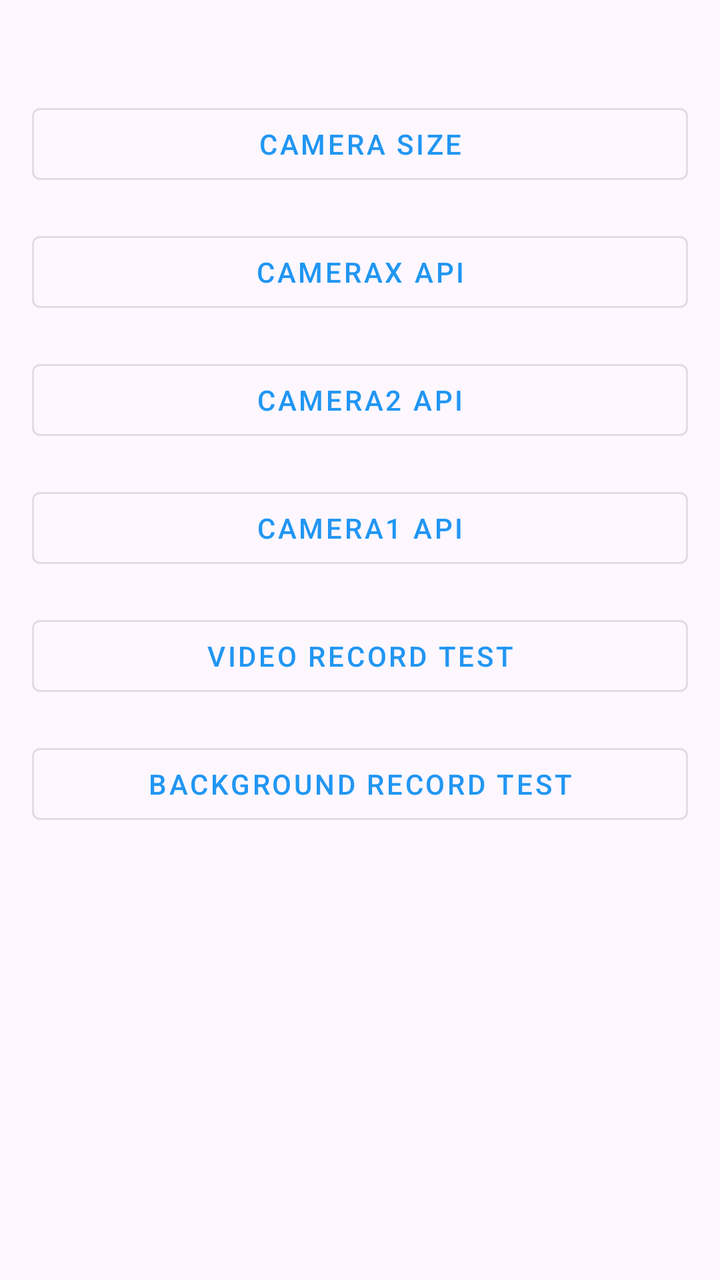
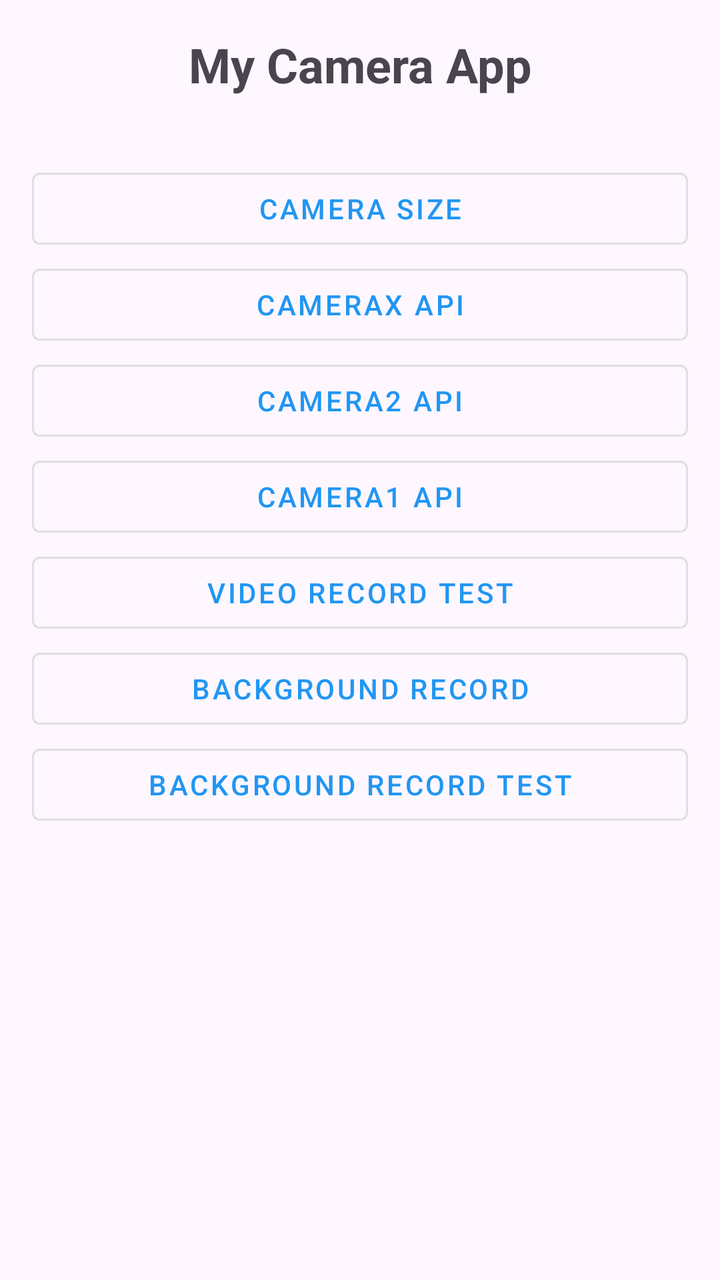

The first picture is an Android layout as it rendered before a commit; the second is the same layout after the commit. The layout source and the unified diff follow.
<!-- AndroidManifest.xml: application theme Theme.MyCamera -->
<!-- res/layout/act_main.xml -->
<?xml version="1.0" encoding="utf-8"?>
<androidx.constraintlayout.widget.ConstraintLayout xmlns:android="http://schemas.android.com/apk/res/android"
    xmlns:app="http://schemas.android.com/apk/res-auto"
    xmlns:tools="http://schemas.android.com/tools"
    android:id="@+id/main"
    android:layout_width="match_parent"
    android:layout_height="match_parent"
    tools:context=".MainAct"
    android:padding="16dp">

    <TextView
        android:visibility="gone"
        android:id="@+id/titleTextView"
        android:layout_width="wrap_content"
        android:layout_height="wrap_content"
        android:text="My Camera App"
        android:textSize="24sp"
        android:textStyle="bold"
        app:layout_constraintTop_toTopOf="parent"
        app:layout_constraintStart_toStartOf="parent"
        app:layout_constraintEnd_toEndOf="parent"
        android:layout_marginTop="32dp"/>

    <Button
        android:id="@+id/camera_size"
        android:layout_width="0dp"
        android:layout_height="wrap_content"
        android:text="Camera Size"
        app:layout_constraintTop_toBottomOf="@id/titleTextView"
        app:layout_constraintStart_toStartOf="parent"
        app:layout_constraintEnd_toEndOf="parent"
        android:layout_marginTop="32dp"
        style="@style/Widget.MaterialComponents.Button.OutlinedButton"/>

    <Button
        android:id="@+id/camera_x"
        android:layout_width="0dp"
        android:layout_height="wrap_content"
        android:text="CameraX API"
        app:layout_constraintTop_toBottomOf="@id/camera_size"
        app:layout_constraintStart_toStartOf="parent"
        app:layout_constraintEnd_toEndOf="parent"
        android:layout_marginTop="16dp"
        style="@style/Widget.MaterialComponents.Button.OutlinedButton"/>

    <Button
        android:id="@+id/camera2_api"
        android:layout_width="0dp"
        android:layout_height="wrap_content"
        android:text="Camera2 API"
        app:layout_constraintTop_toBottomOf="@id/camera_x"
        app:layout_constraintStart_toStartOf="parent"
        app:layout_constraintEnd_toEndOf="parent"
        android:layout_marginTop="16dp"
        style="@style/Widget.MaterialComponents.Button.OutlinedButton"/>

    <Button
        android:id="@+id/camera_api"
        android:layout_width="0dp"
        android:layout_height="wrap_content"
        android:text="Camera1 API"
        app:layout_constraintTop_toBottomOf="@id/camera2_api"
        app:layout_constraintStart_toStartOf="parent"
        app:layout_constraintEnd_toEndOf="parent"
        android:layout_marginTop="16dp"
        style="@style/Widget.MaterialComponents.Button.OutlinedButton"/>

    <Button
        android:id="@+id/video_record_button"
        android:layout_width="0dp"
        android:layout_height="wrap_content"
        android:text="Video Record Test"
        app:layout_constraintTop_toBottomOf="@id/camera_api"
        app:layout_constraintStart_toStartOf="parent"
        app:layout_constraintEnd_toEndOf="parent"
        android:layout_marginTop="16dp"
        style="@style/Widget.MaterialComponents.Button.OutlinedButton"/>

    <Button
        android:id="@+id/background_record"
        android:layout_width="0dp"
        android:layout_height="wrap_content"
        android:text="Background Record Test"
        app:layout_constraintTop_toBottomOf="@id/video_record_button"
        app:layout_constraintStart_toStartOf="parent"
        app:layout_constraintEnd_toEndOf="parent"
        android:layout_marginTop="16dp"
        style="@style/Widget.MaterialComponents.Button.OutlinedButton"/>

</androidx.constraintlayout.widget.ConstraintLayout>
<!-- resources referenced by this layout -->
<resources>
  <style name="Theme.MyCamera" parent="Base.Theme.MyCamera" />
  <style name="Base.Theme.MyCamera" parent="Theme.Material3.DayNight.NoActionBar">
          
          <item name="colorPrimary">@color/camera_primary</item>
          <item name="colorPrimaryDark">@color/camera_primary_dark</item>
          <item name="colorAccent">@color/camera_accent</item>
  
          
          <item name="android:windowFullscreen">true</item>
          <item name="android:windowContentOverlay">@null</item>
          <item name="android:windowTranslucentStatus">true</item>
          <item name="android:windowTranslucentNavigation">true</item>
  
          
          <item name="android:keepScreenOn">true</item>
      </style>
  <color name="camera_primary">#2196F3</color>
  <color name="camera_primary_dark">#1976D2</color>
  <color name="camera_accent">#FF4081</color>
</resources>

<!-- the commit's change to res/layout/act_main.xml (unified diff, before → after) -->
@@ -9,7 +9,6 @@
     android:padding="16dp">
 
     <TextView
-        android:visibility="gone"
         android:id="@+id/titleTextView"
         android:layout_width="wrap_content"
         android:layout_height="wrap_content"
@@ -18,8 +17,7 @@
         android:textStyle="bold"
         app:layout_constraintTop_toTopOf="parent"
         app:layout_constraintStart_toStartOf="parent"
-        app:layout_constraintEnd_toEndOf="parent"
-        android:layout_marginTop="32dp"/>
+        app:layout_constraintEnd_toEndOf="parent"/>
 
     <Button
         android:id="@+id/camera_size"
@@ -40,7 +38,6 @@
         app:layout_constraintTop_toBottomOf="@id/camera_size"
         app:layout_constraintStart_toStartOf="parent"
         app:layout_constraintEnd_toEndOf="parent"
-        android:layout_marginTop="16dp"
         style="@style/Widget.MaterialComponents.Button.OutlinedButton"/>
 
     <Button
@@ -51,7 +48,6 @@
         app:layout_constraintTop_toBottomOf="@id/camera_x"
         app:layout_constraintStart_toStartOf="parent"
         app:layout_constraintEnd_toEndOf="parent"
-        android:layout_marginTop="16dp"
         style="@style/Widget.MaterialComponents.Button.OutlinedButton"/>
 
     <Button
@@ -62,7 +58,6 @@
         app:layout_constraintTop_toBottomOf="@id/camera2_api"
         app:layout_constraintStart_toStartOf="parent"
         app:layout_constraintEnd_toEndOf="parent"
-        android:layout_marginTop="16dp"
         style="@style/Widget.MaterialComponents.Button.OutlinedButton"/>
 
     <Button
@@ -73,18 +68,28 @@
         app:layout_constraintTop_toBottomOf="@id/camera_api"
         app:layout_constraintStart_toStartOf="parent"
         app:layout_constraintEnd_toEndOf="parent"
-        android:layout_marginTop="16dp"
         style="@style/Widget.MaterialComponents.Button.OutlinedButton"/>
+
+
 
     <Button
         android:id="@+id/background_record"
         android:layout_width="0dp"
         android:layout_height="wrap_content"
-        android:text="Background Record Test"
+        android:text="Background Record"
         app:layout_constraintTop_toBottomOf="@id/video_record_button"
         app:layout_constraintStart_toStartOf="parent"
         app:layout_constraintEnd_toEndOf="parent"
-        android:layout_marginTop="16dp"
+        style="@style/Widget.MaterialComponents.Button.OutlinedButton"/>
+
+    <Button
+        android:id="@+id/background_record_test"
+        android:layout_width="0dp"
+        android:layout_height="wrap_content"
+        android:text="Background Record Test"
+        app:layout_constraintTop_toBottomOf="@id/background_record"
+        app:layout_constraintStart_toStartOf="parent"
+        app:layout_constraintEnd_toEndOf="parent"
         style="@style/Widget.MaterialComponents.Button.OutlinedButton"/>
 
 </androidx.constraintlayout.widget.ConstraintLayout>
